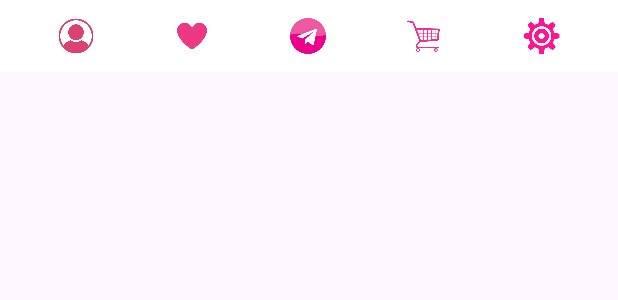
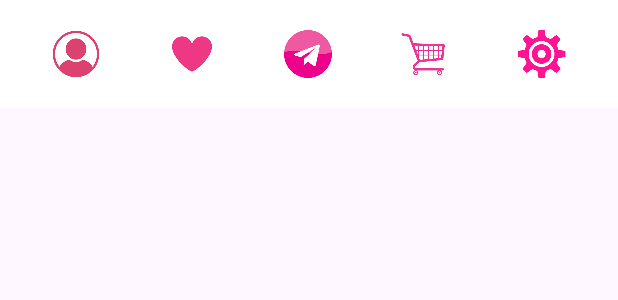
Before and after one commit to khuonggminhhoang/BTL_Android_PTIT, an Android app: the layout bottom_navigation.xml on its own in the app's theme, with its tools: preview values and no code run, on a phone screen of 412 x 824 dp. Shown: the top 300 px of the screen. Run offline under Robolectric (Android 15) with nearby library versions, the phone set to English and light mode, and no system bars.

Commit message:
update bottom_navigation on click

```diff
--- a/app/src/main/res/layout/bottom_navigation.xml
+++ b/app/src/main/res/layout/bottom_navigation.xml
@@ -10,38 +10,58 @@
     android:background="#FFFFFF"
     android:gravity="center">
 
-    <ImageView
+    <ImageButton
         android:id="@+id/nav_home"
         android:layout_width="0dp"
-        android:layout_height="24dp"
+        android:layout_height="48dp"
         android:layout_weight="1"
-        android:src="@drawable/ic_home" />
+        android:padding="8dp"
+        android:background="?attr/selectableItemBackground"
+        android:scaleType="fitCenter"
+        android:src="@drawable/ic_home"
+        android:contentDescription="Home" />
 
-    <ImageView
+    <ImageButton
         android:id="@+id/nav_favorite"
         android:layout_width="0dp"
-        android:layout_height="24dp"
+        android:layout_height="48dp"
         android:layout_weight="1"
-        android:src="@drawable/ic_favorite" />
+        android:padding="8dp"
+        android:background="?attr/selectableItemBackground"
+        android:scaleType="fitCenter"
+        android:src="@drawable/ic_favorite"
+        android:contentDescription="Favorite" />
 
-    <ImageView
+    <ImageButton
         android:id="@+id/nav_notifications"
         android:layout_width="0dp"
-        android:layout_height="24dp"
+        android:layout_height="48dp"
         android:layout_weight="1"
-        android:src="@drawable/ic_notifications" />
+        android:padding="8dp"
+        android:background="?attr/selectableItemBackground"
+        android:scaleType="fitCenter"
+        android:src="@drawable/ic_notifications"
+        android:contentDescription="Notifications" />
 
-    <ImageView
+    <ImageButton
         android:id="@+id/nav_cart"
         android:layout_width="0dp"
-        android:layout_height="24dp"
+        android:layout_height="48dp"
         android:layout_weight="1"
-        android:src="@drawable/ic_cart" />
+        android:padding="8dp"
+        android:background="?attr/selectableItemBackground"
+        android:scaleType="fitCenter"
+        android:src="@drawable/ic_cart"
+        android:contentDescription="Cart" />
 
-    <ImageView
+    <ImageButton
         android:id="@+id/nav_settings"
         android:layout_width="0dp"
-        android:layout_height="24dp"
+        android:layout_height="48dp"
         android:layout_weight="1"
-        android:src="@drawable/ic_settings" />
+        android:padding="8dp"
+        android:background="?attr/selectableItemBackground"
+        android:scaleType="fitCenter"
+        android:src="@drawable/ic_settings"
+        android:contentDescription="Settings" />
 </LinearLayout>
```
